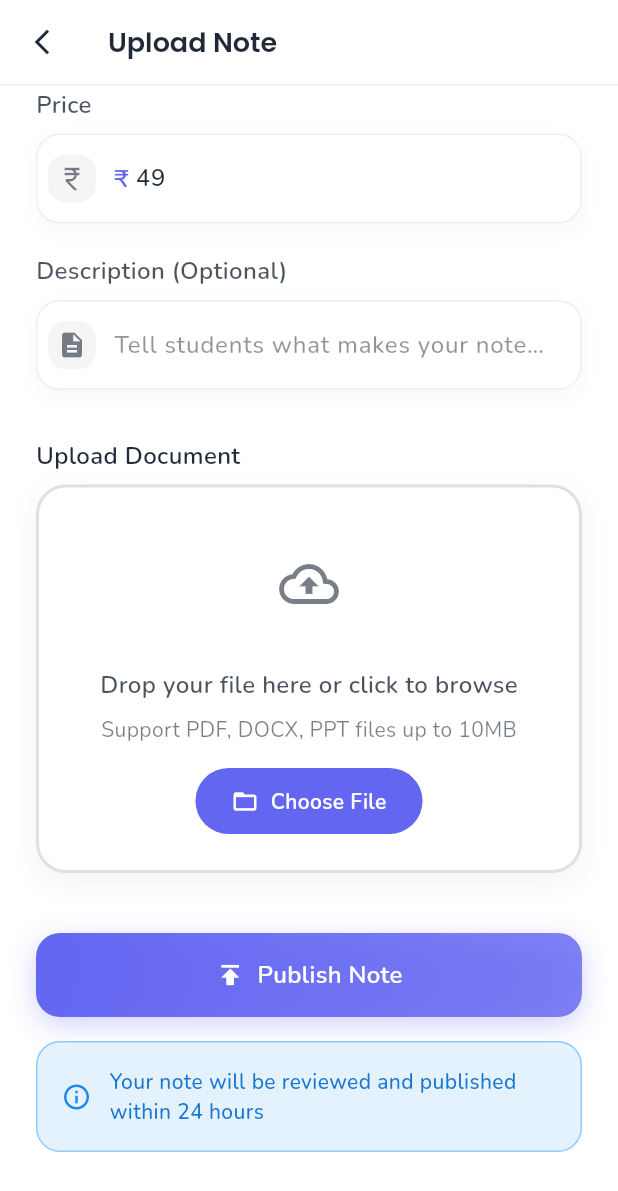
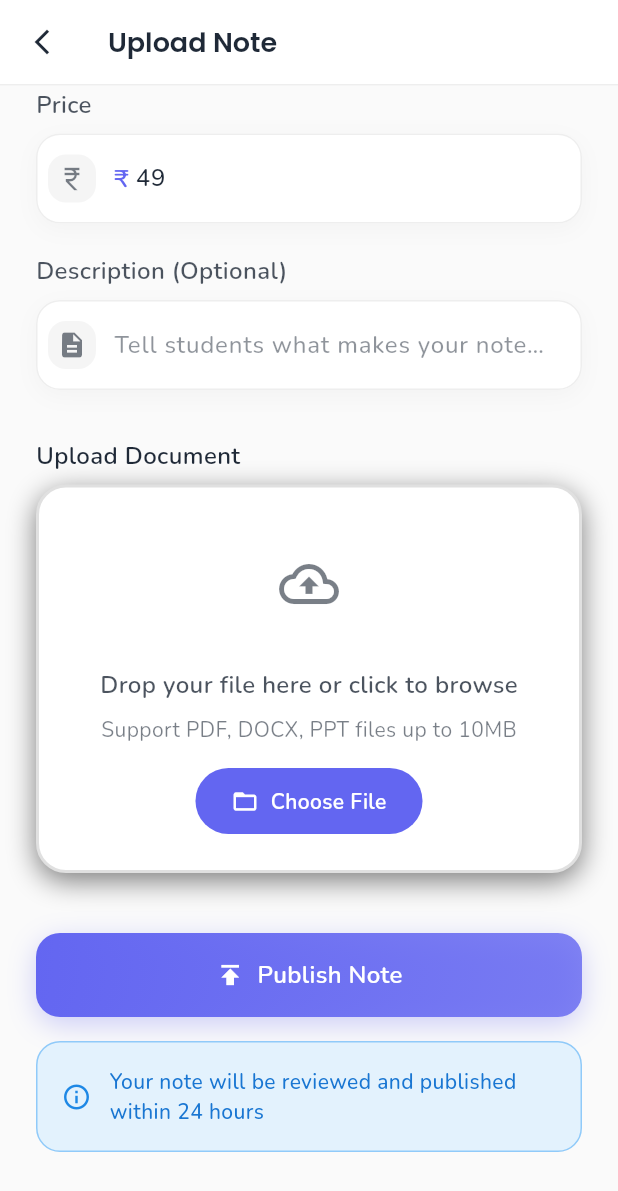
Before and after one commit to Campus-Notes/campus_notes_app, a Flutter app: the UploadPage screen opened directly, scrolled down 516 dp, on a phone screen of 412 x 824 dp. Shown: the top 1191 px of the screen. Run offline on Flutter 3.47's test engine with Material 3 defaults, Android fonts, the phone set to English and light mode, and no system bars; our stand-ins replace cloud_firestore, firebase_auth, firebase_core, google_fonts, shared_preferences; accounts and stored records are empty.

Commit message:
fix: syntax error and bg-color

```diff
--- a/lib/common_widgets/file_upload.dart
+++ b/lib/common_widgets/file_upload.dart
@@ -115,10 +115,10 @@ class _FileUploadState extends State<FileUpload>
                         boxShadow: [
                           BoxShadow(
                             color: hasFile
-                                ? Colors.green.withOpacity(0.1)
+                                ? Colors.green.withValues(alpha:0.1)
                                 : _isHovered
-                                    ? Theme.of(context).colorScheme.primary.withOpacity(0.1)
-                                    : Theme.of(context).colorScheme.shadow.withOpacity(0.05),
+                                    ? Theme.of(context).colorScheme.primary.withValues(alpha:0.1)
+                                    : Theme.of(context).colorScheme.shadow.withValues(alpha:0.5),
                             blurRadius: 15,
                             offset: const Offset(0, 5),
                           ),
@@ -135,7 +135,7 @@ class _FileUploadState extends State<FileUpload>
                                       ? Colors.green[900]
                                       : Colors.green[100])
                                   : _isHovered
-                                      ? Theme.of(context).colorScheme.primary.withOpacity(0.1)
+                                      ? Theme.of(context).colorScheme.primary.withValues(alpha:0.1)
                                       : Theme.of(context).cardColor,
                               shape: BoxShape.circle,
                             ),
@@ -150,7 +150,7 @@ class _FileUploadState extends State<FileUpload>
                                       : Colors.green[600])
                                   : _isHovered
                                       ? Theme.of(context).colorScheme.primary
-                                      : Theme.of(context).colorScheme.onSurface.withOpacity(0.6),
+                                      : Theme.of(context).colorScheme.onSurface.withValues(alpha:0.6),
                             ),
                           ),
                           const SizedBox(height: 16),
@@ -207,7 +207,7 @@ class _FileUploadState extends State<FileUpload>
                                 fontWeight: FontWeight.w600,
                 color: _isHovered
                   ? Theme.of(context).colorScheme.primary
-                  : Theme.of(context).colorScheme.onSurface.withOpacity(0.8),
+                  : Theme.of(context).colorScheme.onSurface.withValues(alpha:0.8),
                               ),
                             ),
                             const SizedBox(height: 8),
@@ -215,7 +215,7 @@ class _FileUploadState extends State<FileUpload>
                               'Support PDF, DOCX, PPT files up to 10MB',
                               style: TextStyle(
                                 fontSize: 14,
-                                color: Theme.of(context).colorScheme.onSurface.withOpacity(0.6),
+                                color: Theme.of(context).colorScheme.onSurface.withValues(alpha:0.6),
                               ),
                             ),
                           ],
@@ -231,7 +231,7 @@ class _FileUploadState extends State<FileUpload>
                               boxShadow: [
                                 if (_isHovered || hasFile)
                                   BoxShadow(
-                                    color: Theme.of(context).colorScheme.primary.withOpacity(0.2),
+                                    color: Theme.of(context).colorScheme.primary.withValues(alpha:0.2),
                                     blurRadius: 8,
                                     offset: const Offset(0, 2),
                                   ),
--- a/lib/common_widgets/form_field.dart
+++ b/lib/common_widgets/form_field.dart
@@ -83,7 +83,7 @@ class _FormfieldState extends State<Formfield>
                 style: TextStyle(
                   fontSize: 16,
                   fontWeight: FontWeight.w600,
-                  color: _isFocused ? colorScheme.primary : colorScheme.onSurface.withOpacity(0.8),
+                  color: _isFocused ? colorScheme.primary : colorScheme.onSurface.withValues(alpha:0.8),
                 ),
               ),
               const SizedBox(height: 8),
@@ -93,8 +93,8 @@ class _FormfieldState extends State<Formfield>
                   boxShadow: [
                     BoxShadow(
                       color: _isFocused
-                          ? colorScheme.primary.withOpacity(0.15)
-                          : (isDark ? Colors.black.withOpacity(0.25) : Colors.grey.withOpacity(0.08)),
+                          ? colorScheme.primary.withValues(alpha: 0.15)
+                          : (isDark ? Colors.black.withValues(alpha: 0.25) : Colors.grey.withValues(alpha:0.08)),
                       blurRadius: 12,
                       offset: const Offset(0, 4),
                     ),
@@ -113,20 +113,20 @@ class _FormfieldState extends State<Formfield>
                   decoration: InputDecoration(
                     hintText: widget.hint,
                     hintStyle: TextStyle(
-                      color: colorScheme.onSurface.withOpacity(0.5),
+                      color: colorScheme.onSurface.withValues(alpha:0.5),
                       fontSize: 16,
                     ),
                     prefixIcon: Container(
                       margin: const EdgeInsets.all(8),
                       decoration: BoxDecoration(
                         color: _isFocused
-                            ? colorScheme.primary.withOpacity(0.08)
+                            ? colorScheme.primary.withValues(alpha:0.08)
                             : (isDark ? Colors.white10 : Colors.grey[100]),
                         borderRadius: BorderRadius.circular(12),
                       ),
                       child: Icon(
                         widget.icon,
-                        color: _isFocused ? colorScheme.primary : colorScheme.onSurface.withOpacity(0.6),
+                        color: _isFocused ? colorScheme.primary : colorScheme.onSurface.withValues(alpha:0.6),
                         size: 20,
                       ),
                     ),
--- a/lib/features/home/presentation/pages/home_page.dart
+++ b/lib/features/home/presentation/pages/home_page.dart
@@ -1,6 +1,5 @@
 import 'package:flutter/material.dart';
 import '../../../../data/dummy_data.dart';
-import '../../../notes/presentation/widgets/note_card.dart';
 import '../../../info/presentation/pages/reminders_page.dart';
 import '../widgets/location_header.dart';
 import '../widgets/mode_selector.dart';
--- a/lib/features/notes/presentation/pages/sell_note.dart
+++ b/lib/features/notes/presentation/pages/sell_note.dart
@@ -84,7 +84,7 @@ class _UploadPageState extends State<UploadPage> {
   @override
   Widget build(BuildContext context) {
     return Scaffold(
-      backgroundColor: Theme.of(context).colorScheme.surface,
+      backgroundColor: Theme.of(context).scaffoldBackgroundColor,
       appBar: AppBar(
         backgroundColor: Theme.of(context).colorScheme.surface,
         elevation: 0,
--- a/lib/features/profile/presentation/pages/profile_page.dart
+++ b/lib/features/profile/presentation/pages/profile_page.dart
@@ -93,7 +93,7 @@ class _ProfilePageState extends State<ProfilePage> {
                     end: Alignment.bottomRight,
                     colors: [
                       Theme.of(context).colorScheme.primary,
-                      Theme.of(context).colorScheme.primary.withOpacity(0.8),
+                      Theme.of(context).colorScheme.primary.withValues(alpha: 0.8),
                     ],
                   ),
                   borderRadius: const BorderRadius.only(
@@ -111,9 +111,9 @@ class _ProfilePageState extends State<ProfilePage> {
                           width: 60,
                           height: 60,
                           decoration: BoxDecoration(
-                            color: Theme.of(context).colorScheme.onPrimary.withOpacity(0.2),
+                            color: Theme.of(context).colorScheme.onPrimary.withValues(alpha: 0.2),
                             shape: BoxShape.circle,
-                            border: Border.all(color: Theme.of(context).colorScheme.onPrimary.withOpacity(0.3), width: 2),
+                            border: Border.all(color: Theme.of(context).colorScheme.onPrimary.withValues(alpha: 0.3), width: 2),
                           ),
                           child: Center(
                             child: Text(
@@ -145,7 +145,7 @@ class _ProfilePageState extends State<ProfilePage> {
                             Text(
                               displayEmail,
                               style: Theme.of(context).textTheme.bodyMedium?.copyWith(
-                                  color: Theme.of(context).colorScheme.onPrimary.withOpacity(0.85),
+                                  color: Theme.of(context).colorScheme.onPrimary.withValues(alpha: 0.75),
                                 ),
                               maxLines: 1,
                               overflow: TextOverflow.ellipsis,
@@ -155,7 +155,7 @@ class _ProfilePageState extends State<ProfilePage> {
                               Text(
                                 _currentUser!.university,
                                 style: Theme.of(context).textTheme.bodySmall?.copyWith(
-                                  color: Theme.of(context).colorScheme.onPrimary.withOpacity(0.75),
+                                  color: Theme.of(context).colorScheme.onPrimary.withValues(alpha: 0.75),
                                 ),
                                 maxLines: 1,
                                 overflow: TextOverflow.ellipsis,
```
